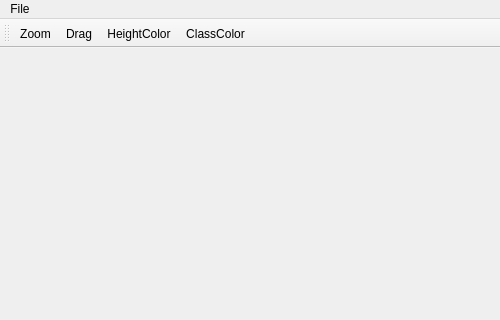
Above: LaserMap/lasermap.ui from eglrp/LaserMap before the change; both pictures show x 0 to 500 and y 0 to 320 of the 500 by 500 pixel window. Below: the same form after it.
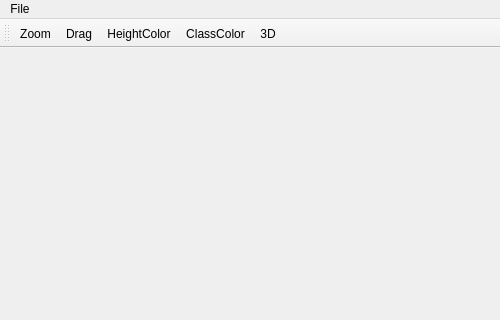
That is the form after the change.

Diff of the .ui file:
```diff
--- a/LaserMap/lasermap.ui
+++ b/LaserMap/lasermap.ui
@@ -53,6 +53,7 @@
    <addaction name="actionDrag"/>
    <addaction name="actionHeightColor"/>
    <addaction name="actionClassColor"/>
+   <addaction name="action3D"/>
   </widget>
   <widget class="QStatusBar" name="statusBar"/>
   <action name="actionOpen">
@@ -90,6 +91,11 @@
     <string>ClassColor</string>
    </property>
   </action>
+  <action name="action3D">
+   <property name="text">
+    <string>3D</string>
+   </property>
+  </action>
  </widget>
  <layoutdefault spacing="6" margin="11"/>
  <resources>
```
